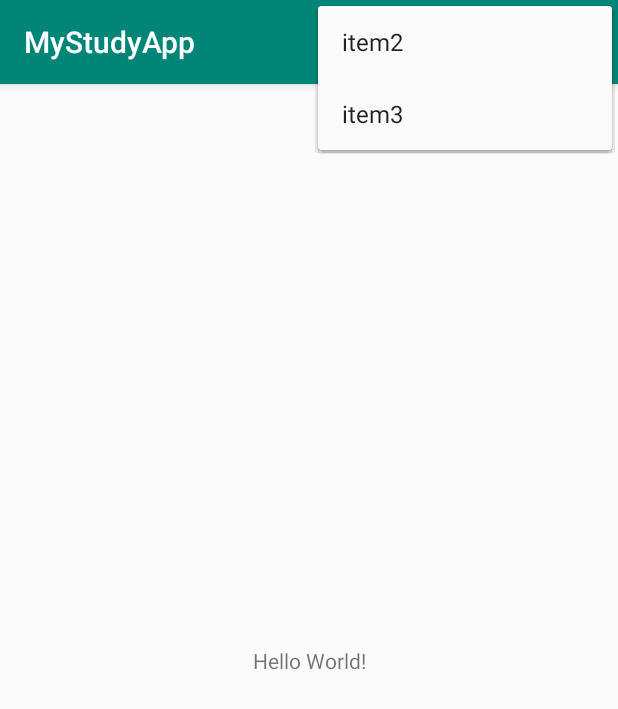
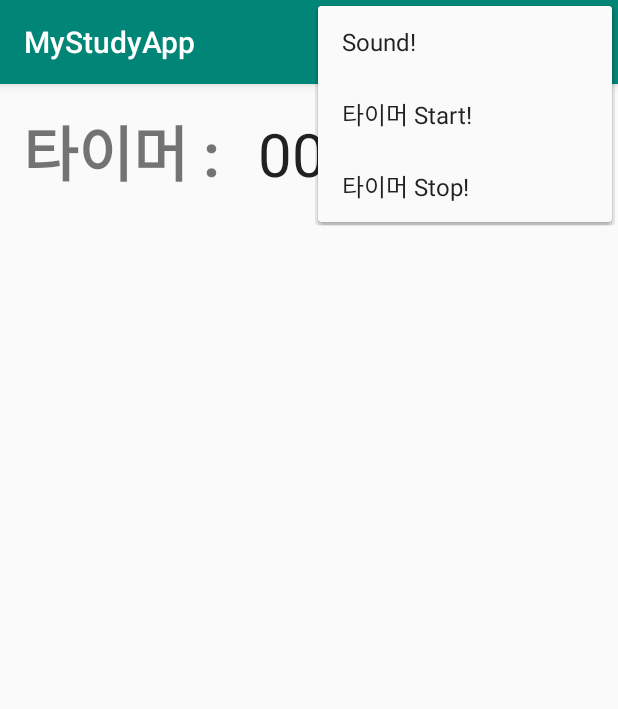
Before and after one commit to Mo0k94/MyStudyApp, an Android app: the MainActivity screen opened directly, with no data from a screen before it, with the options menu open, on a phone screen of 412 x 824 dp. Shown: the top 709 px of the screen. Run offline under Robolectric (Android 15) with nearby library versions, the phone set to English and light mode, and no system bars.

Commit message:
1. 사운드 2. 타이머 스타트 & 스톱

```diff
--- a/app/src/main/res/layout/activity_main.xml
+++ b/app/src/main/res/layout/activity_main.xml
@@ -1,18 +1,31 @@
 <?xml version="1.0" encoding="utf-8"?>
-<android.support.constraint.ConstraintLayout xmlns:android="http://schemas.android.com/apk/res/android"
+<LinearLayout xmlns:android="http://schemas.android.com/apk/res/android"
     xmlns:app="http://schemas.android.com/apk/res-auto"
     xmlns:tools="http://schemas.android.com/tools"
     android:layout_width="match_parent"
     android:layout_height="match_parent"
+    android:orientation="vertical"
     tools:context=".MainActivity">
 
-    <TextView
-        android:layout_width="wrap_content"
+
+    <LinearLayout
+        android:layout_width="match_parent"
         android:layout_height="wrap_content"
-        android:text="Hello World!"
-        app:layout_constraintBottom_toBottomOf="parent"
-        app:layout_constraintLeft_toLeftOf="parent"
-        app:layout_constraintRight_toRightOf="parent"
-        app:layout_constraintTop_toTopOf="parent" />
+        android:orientation="horizontal">
 
-</android.support.constraint.ConstraintLayout>
+        <TextView
+            android:text="타이머 : "
+            android:textSize="40sp"
+            android:textStyle="bold"
+            android:padding="15dp"
+            android:layout_width="wrap_content"
+            android:layout_height="wrap_content" />
+        <Chronometer
+            android:id="@+id/m_chronometer"
+            android:textSize="40sp"
+            android:layout_width="wrap_content"
+            android:layout_height="wrap_content" />
+    </LinearLayout>
+
+
+</LinearLayout>
--- a/app/src/main/res/menu/menu_main.xml
+++ b/app/src/main/res/menu/menu_main.xml
@@ -7,11 +7,14 @@
         app:showAsAction="always"
           android:id="@+id/action_setting"/>
 
-    <item android:title="item2"
+    <item android:title="Sound!"
         android:icon="@mipmap/ic_launcher"
         android:id="@+id/action_menu2"/>
 
-    <item android:title="item3"
+    <item android:title="타이머 Start!"
         android:icon="@mipmap/ic_launcher"
         android:id="@+id/action_menu3"/>
+    <item android:title="타이머 Stop!"
+        android:icon="@mipmap/ic_launcher"
+        android:id="@+id/action_menu4"/>
 </menu>
```
Also changed, not shown: app/src/main/java/com/example/mystudyapp/MainActivity.java (+46 -0 lines), 1 other file.
